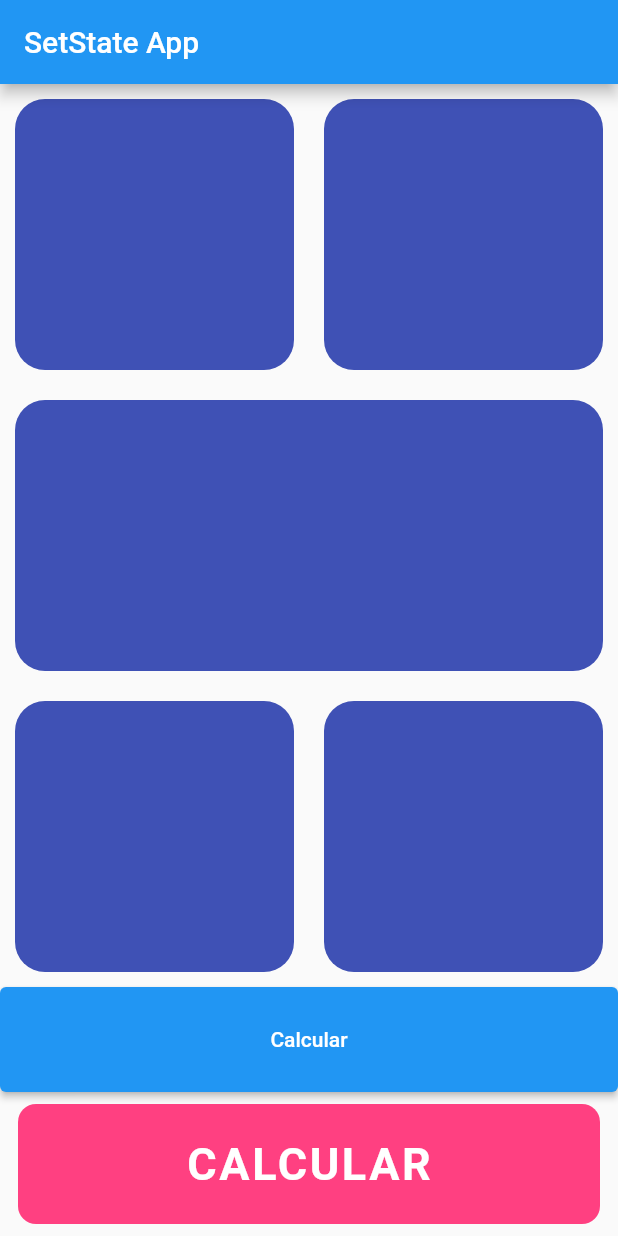
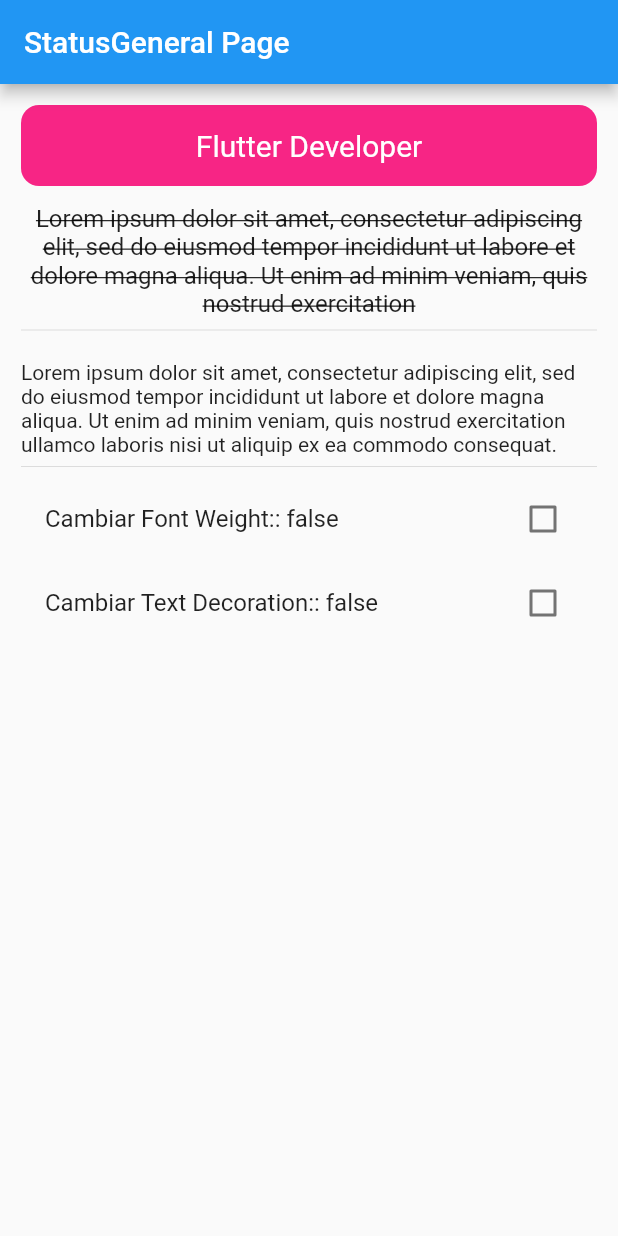
Before and after one commit to tsvbasa/flutter_codigo_setstate, a Flutter app: the screen it shows after launch, on a phone screen of 412 x 824 dp. Run offline on Flutter 3.47's test engine with Material 2 defaults, Android fonts, the phone set to English and light mode, and no system bars.

Commit message:
first commit

```diff
--- a/lib/home_page.dart
+++ b/lib/home_page.dart
@@ -90,7 +90,7 @@ class _HomePageState extends State<HomePage> {
             },
             child: Container(
               alignment: Alignment.center,
-              margin: EdgeInsets.symmetric(
+              margin: const EdgeInsets.symmetric(
                 horizontal: 12.0,
                 vertical: 8.0,
               ),
@@ -100,7 +100,7 @@ class _HomePageState extends State<HomePage> {
                 color: Colors.pinkAccent,
                 borderRadius: BorderRadius.circular(12.0),
               ),
-              child: Text(
+              child: const Text(
                 "CALCULAR",
                 style: TextStyle(
                   color: Colors.white,
--- a/lib/main.dart
+++ b/lib/main.dart
@@ -1,4 +1,5 @@
 import 'package:flutter/material.dart';
+import 'package:flutter_codigo_setstate/status_general_page.dart';
 import 'home_page.dart';
 
 void main() {
@@ -13,7 +14,7 @@ class MyApp extends StatelessWidget {
     return MaterialApp(
       debugShowCheckedModeBanner: false,
       title: 'SetStateApp',
-      home: HomePage(),
+      home: StatusGeneralPage(),
     );
   }
 }
--- /dev/null
+++ b/lib/status_general_page.dart
@@ -0,0 +1,87 @@
+import 'package:flutter/material.dart';
+
+class StatusGeneralPage extends StatefulWidget {
+  @override
+  State<StatusGeneralPage> createState() => _StatusGeneralPageState();
+}
+
+class _StatusGeneralPageState extends State<StatusGeneralPage> {
+  bool isFontWeight = false;
+  bool isTextDecoration = false;
+
+  @override
+  Widget build(BuildContext context) {
+    return Scaffold(
+      appBar: AppBar(
+        title: Text("StatusGeneral Page"),
+      ),
+      body: Padding(
+        padding: const EdgeInsets.all(14.0),
+        child: Column(
+          children: [
+            Container(
+              alignment: Alignment.center,
+              height: 54.0,
+              width: double.infinity,
+              decoration: BoxDecoration(
+                  color: Color(0xfff72585),
+                  borderRadius: BorderRadius.circular(12.0)),
+              child: Text(
+                "Flutter Developer",
+                style: TextStyle(
+                  color: Colors.white,
+                  fontSize: 20.0,
+                ),
+              ),
+            ),
+            const SizedBox(
+              height: 12.0,
+            ),
+            Text(
+              "Lorem ipsum dolor sit amet, consectetur adipiscing elit, sed do eiusmod tempor incididunt ut labore et dolore magna aliqua. Ut enim ad minim veniam, quis nostrud exercitation",
+              textAlign: TextAlign.center,
+              style: TextStyle(
+                  fontSize: 16.0,
+                  fontWeight:
+                      isFontWeight ? FontWeight.bold : FontWeight.normal,
+                  decoration: isTextDecoration
+                      ? TextDecoration.none
+                      : TextDecoration.lineThrough),
+            ),
+            const Divider(),
+            const SizedBox(
+              height: 12.0,
+            ),
+            Text(
+                "Lorem ipsum dolor sit amet, consectetur adipiscing elit, sed do eiusmod tempor incididunt ut labore et dolore magna aliqua. Ut enim ad minim veniam, quis nostrud exercitation ullamco laboris nisi ut aliquip ex ea commodo consequat. "),
+            const Divider(
+              height: 14,
+            ),
+            // Checkbox(
+            //   value: true,
+            //   onChanged: (bool? value) {
+            //     print(value);
+            //   },
+            // ),
+            CheckboxListTile(
+              value: isFontWeight,
+              onChanged: (bool? value) {
+                isFontWeight = value!;
+                setState(() {});
+              },
+              title: Text("Cambiar Font Weight:: $isFontWeight"),
+            ),
+            CheckboxListTile(
+              value: isTextDecoration,
+              onChanged: (bool? value) {
+                isTextDecoration = value!;
+                setState(() {});
+              },
+              title: Text("Cambiar Text Decoration:: $isTextDecoration"),
+            ),
+          ],
+        ),
+      ),
+    );
+  }
+}
```
